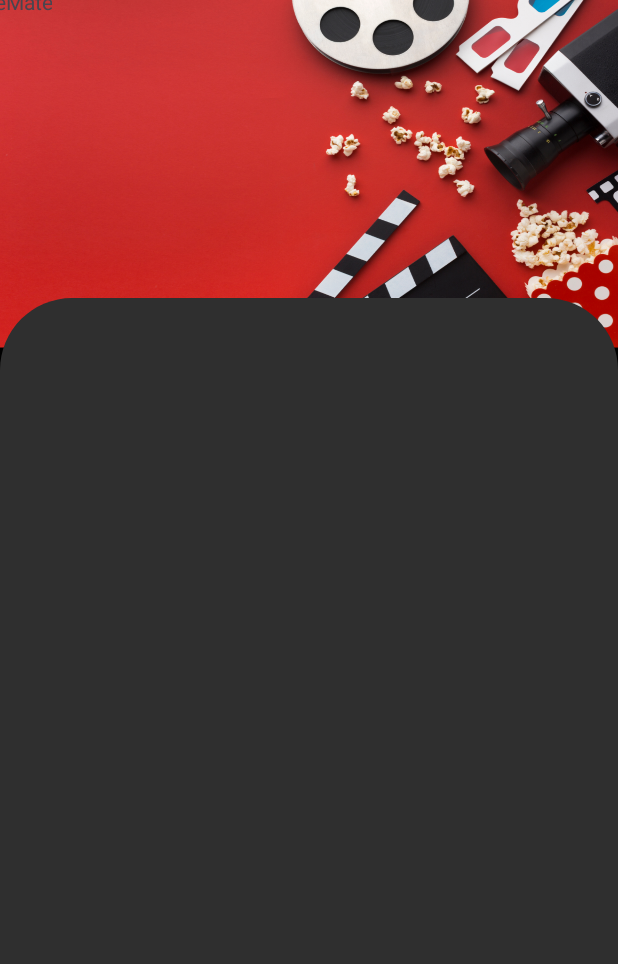
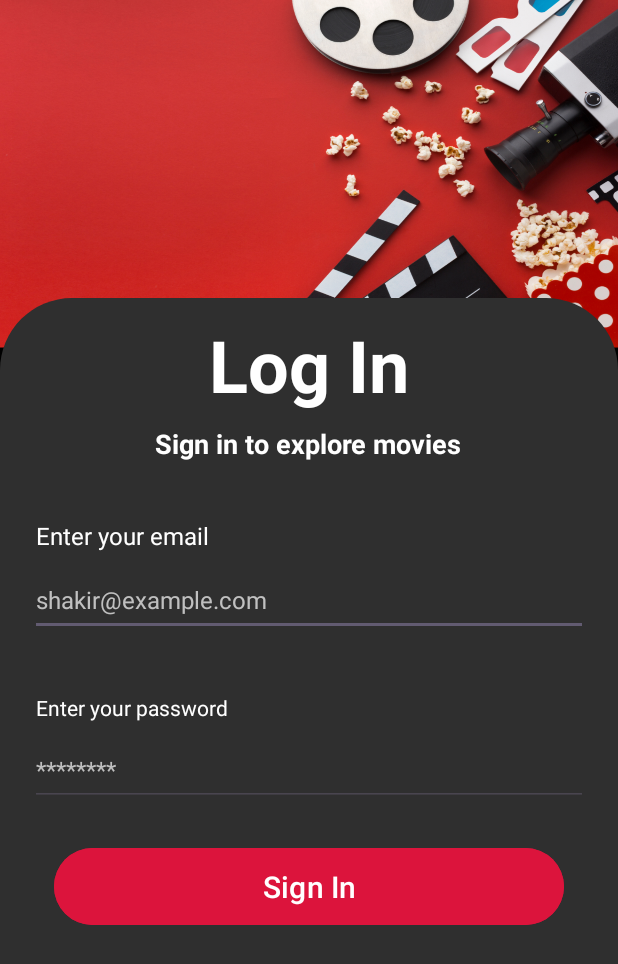
Before and after one commit to Mys7erio/MovieMate, an Android app: the LoginActivity screen opened directly, with no data from a screen before it, on a phone screen of 412 x 824 dp. Shown: the top 964 px of the screen. Run offline under Robolectric (Android 15) with nearby library versions, the phone set to English and light mode, and no system bars.

Commit message:
[WIP] Added more UI elements to Sign In page

```diff
--- a/app/src/main/res/layout/activity_login.xml
+++ b/app/src/main/res/layout/activity_login.xml
@@ -23,32 +23,90 @@
             android:layout_height="625dp"
             android:layout_alignParentBottom="true"
             android:background="@drawable/rounder_corners_top"
-            android:gravity="center"
             android:orientation="vertical"
-            android:padding="16dp"></LinearLayout>
+            android:padding="12dp">
+
+            <TextView
+                android:id="@+id/textView2"
+                android:layout_width="match_parent"
+                android:layout_height="wrap_content"
+                android:gravity="center"
+                android:text="@string/login_page_title"
+                android:textColor="@color/white"
+                android:textSize="48sp"
+                android:textStyle="bold" />
+
+            <TextView
+                android:layout_width="wrap_content"
+                android:layout_height="wrap_content"
+                android:layout_gravity="center"
+                android:layout_marginVertical="8dp"
+                android:text="@string/login_page_subtitle"
+                android:textColor="@color/white"
+                android:textSize="18sp"
+                android:textStyle="bold" />
+
+            <TextView
+                android:layout_width="wrap_content"
+                android:layout_height="wrap_content"
+                android:layout_marginHorizontal="12dp"
+                android:layout_marginTop="30dp"
+                android:text="@string/login_page_email_label"
+                android:textColor="@color/white"
+                android:textSize="16sp" />
+
+            <EditText
+                android:id="@+id/etUsername"
+                android:layout_width="match_parent"
+                android:layout_height="48dp"
+                android:layout_margin="8dp"
+                android:hint="@string/login_page_username_hint"
+                android:inputType="textEmailAddress"
+                android:textColor="@color/white"
+                android:textColorHint="@color/offwhite"
+                android:autofillHints="emailAddress"
+                android:textSize="16sp" />
+
+            <TextView
+                android:layout_width="wrap_content"
+                android:layout_height="wrap_content"
+                android:layout_marginHorizontal="12dp"
+                android:layout_marginTop="30dp"
+                android:text="@string/login_page_password_label"
+                android:textColor="@color/white"
+                android:textSize="14sp" />
+
+            <EditText
+                android:id="@+id/etPassword"
+                android:layout_width="match_parent"
+                android:layout_height="48dp"
+                android:layout_margin="8dp"
+                android:autofillHints="password"
+                android:hint="@string/login_page_password_hint"
+                android:inputType="textPassword"
+                android:textColor="@color/white"
+                android:textColorHint="@color/offwhite"
+                android:textSize="16sp" />
+
+            <Button
+                android:id="@+id/btnSignIn"
+                android:layout_width="match_parent"
+                android:layout_height="wrap_content"
+                android:layout_marginHorizontal="24dp"
+                android:layout_marginVertical="16dp"
+                android:backgroundTint="@color/primary"
+                android:paddingVertical="12dp"
+                android:text="@string/sign_in"
+                android:maxWidth="310dp"
+                android:textColor="@color/white"
+                android:textSize="20sp" />
+
+            <androidx.constraintlayout.widget.Barrier
+                android:layout_width="match_parent"
+                android:layout_height="match_parent"
+                app:barrierDirection="top" />
+        </LinearLayout>
 
     </RelativeLayout>
 
-    <androidx.cardview.widget.CardView
-        android:layout_width="wrap_content"
-        android:layout_height="wrap_content"
-        app:cardCornerRadius="36dp"
-        app:layout_constraintStart_toStartOf="parent"
-        app:layout_constraintTop_toTopOf="parent">
-
-        <ImageView
-            android:id="@+id/imageView"
-            android:layout_width="wrap_content"
-            android:layout_height="230dp" />
-    </androidx.cardview.widget.CardView>
-
-    <TextView
-        android:layout_width="wrap_content"
-        android:layout_height="wrap_content"
-        android:text="@string/app_name"
-        app:layout_constraintBottom_toTopOf="@+id/relativeLayout"
-        app:layout_constraintEnd_toStartOf="@+id/relativeLayout"
-        app:layout_constraintStart_toStartOf="parent"
-        app:layout_constraintTop_toTopOf="parent" />
-
 </androidx.constraintlayout.widget.ConstraintLayout>
--- a/app/src/main/res/values/strings.xml
+++ b/app/src/main/res/values/strings.xml
@@ -12,5 +12,12 @@
     <string name="profile_page">Profile Page</string>
     <string name="watchlist">Watchlist Page</string>
     <string name="watched_fragment">Watched Page</string>
+    <string name="login_page_username_hint">shakir@example.com</string>
+    <string name="login_page_password_hint">********</string>
+    <string name="login_page_subtitle">Sign in to explore movies</string>
+    <string name="login_page_email_label">Enter your email</string>
+    <string name="login_page_password_label">Enter your password</string>
+    <string name="login_page_title">Log In</string>
+    <string name="sign_in">Sign In</string>
 
 </resources>
```
